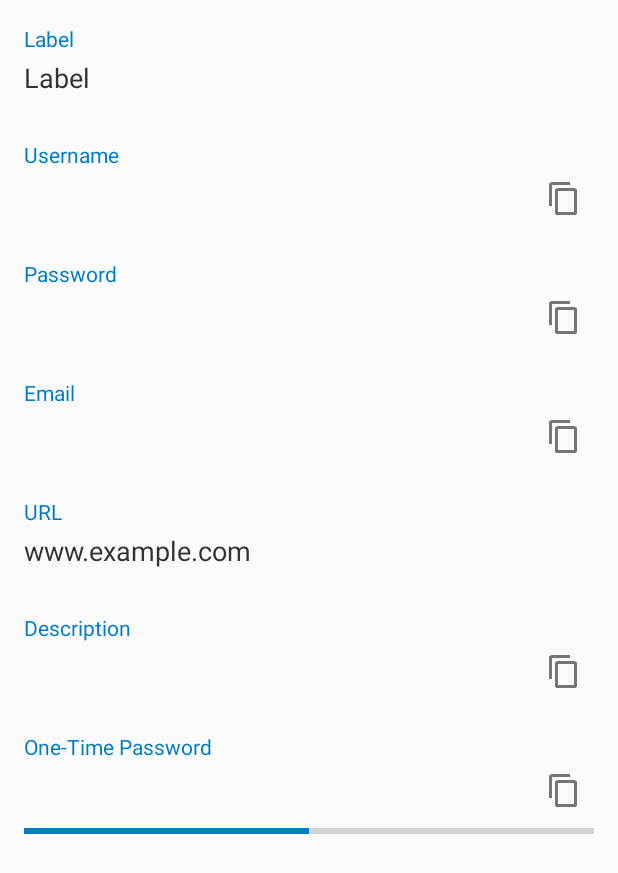
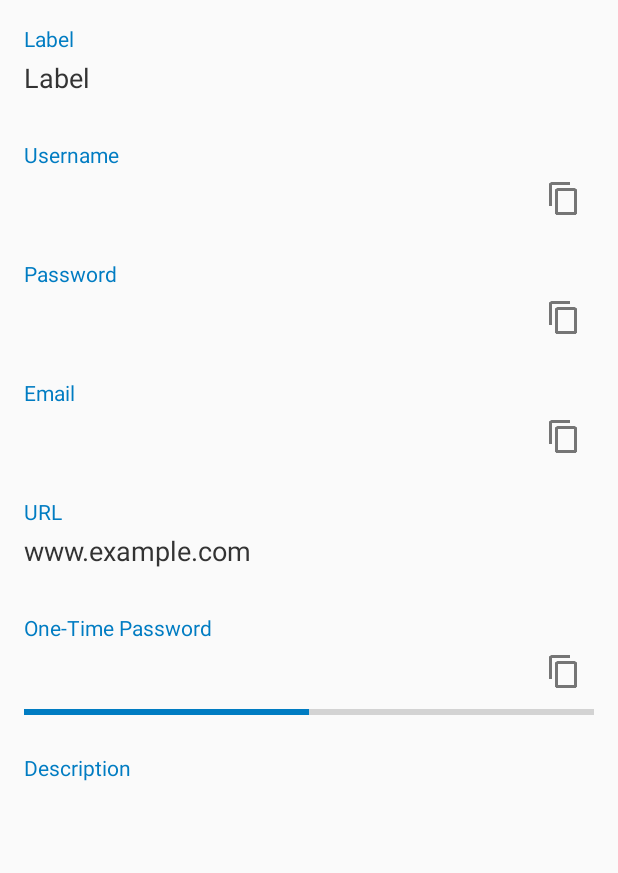
Before and after one commit to nextcloud/passman-android, an Android app: the layout fragment_credential_display.xml on its own in the app's theme, with its tools: preview values and no code run, on a phone screen of 412 x 824 dp. Shown: the top 873 px of the screen. Run offline under Robolectric (Android 15) with nearby library versions, the light colour scheme and no system bars.

Commit message:
changed element order for credential view

```diff
--- a/app/src/main/res/layout/fragment_credential_display.xml
+++ b/app/src/main/res/layout/fragment_credential_display.xml
@@ -104,18 +104,6 @@
             style="@style/Label"
             android:layout_width="match_parent"
             android:layout_height="wrap_content"
-            android:text="@string/description"/>
-
-        <es.wolfi.app.passman.CopyTextItem
-            android:id="@+id/credential_description"
-            android:layout_width="match_parent"
-            android:layout_height="wrap_content"
-            android:paddingBottom="@dimen/standard_half_padding"/>
-
-        <TextView
-            style="@style/Label"
-            android:layout_width="match_parent"
-            android:layout_height="wrap_content"
             android:text="@string/otp"/>
 
         <es.wolfi.app.passman.CopyTextItem
@@ -132,5 +120,16 @@
             android:layout_marginTop="-16dp"
             android:max="3000"
             android:progress="1500"/>
+
+        <TextView
+            style="@style/Label"
+            android:layout_width="match_parent"
+            android:layout_height="wrap_content"
+            android:text="@string/description"/>
+
+        <TextView
+            android:id="@+id/credential_description"
+            android:layout_width="match_parent"
+            android:layout_height="wrap_content"/>
     </LinearLayout>
 </ScrollView>
```
